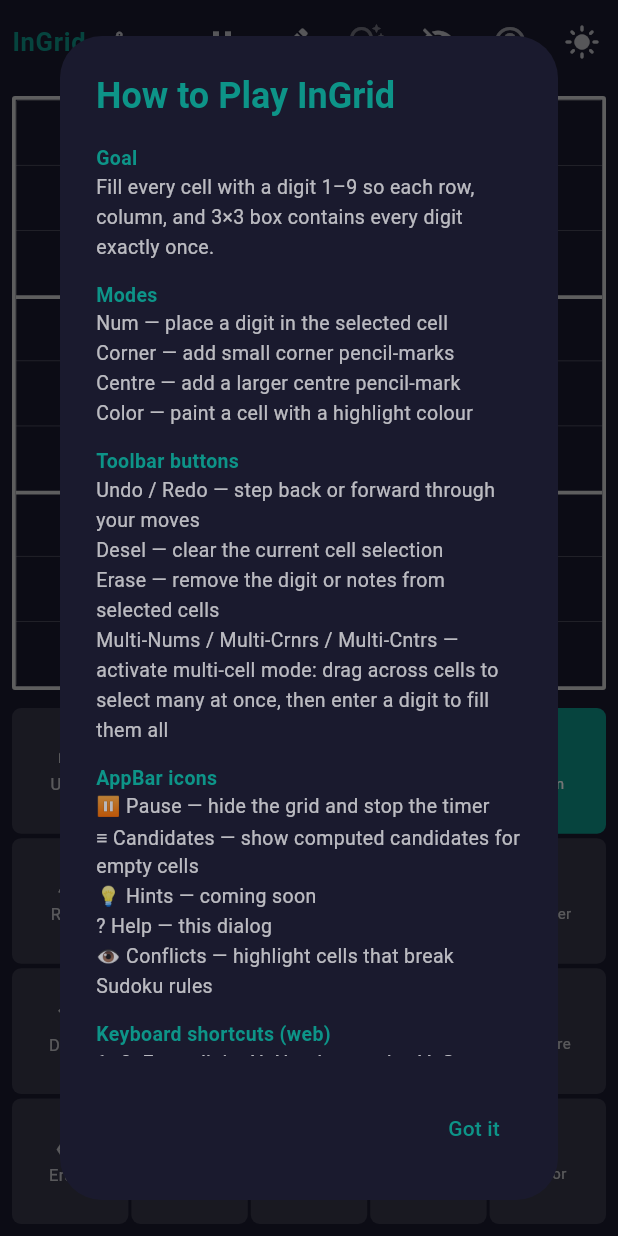
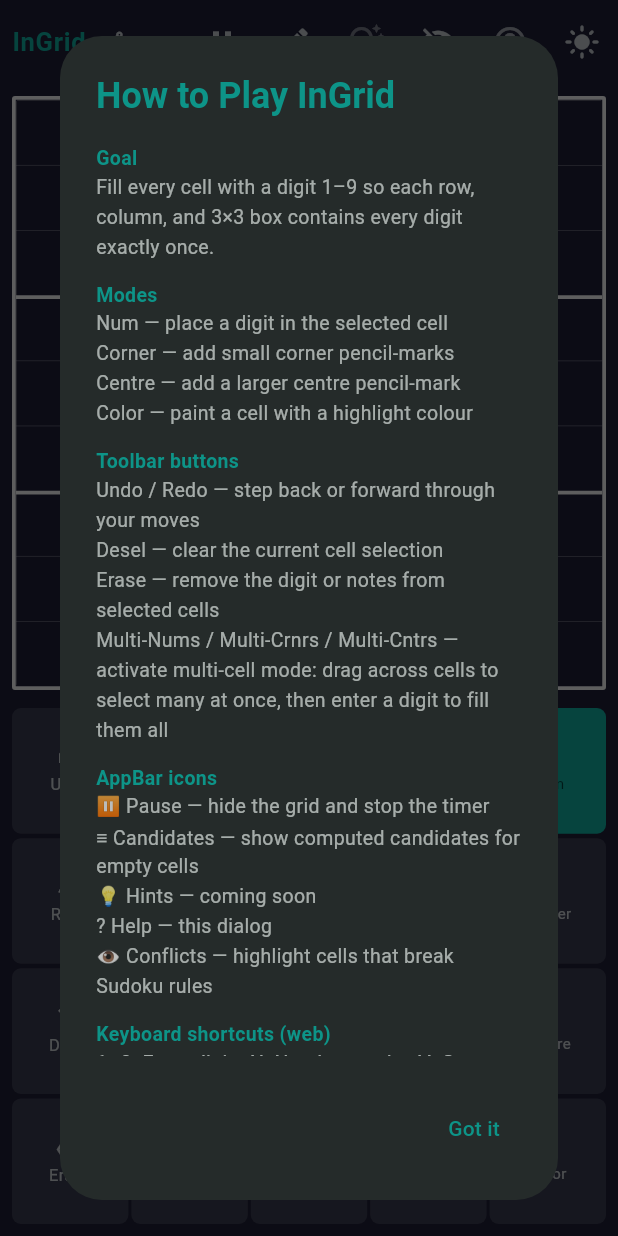
Before and after one commit to NVME-git/InGrid, a Flutter app: the GameScreen screen opened by its route, after a tap on the "help outline" icon, on a phone screen of 412 x 824 dp. Run offline on Flutter 3.47's test engine with Material 3 defaults, Android fonts, the phone set to English and light mode, and no system bars; our stand-ins replace flutter_riverpod, go_router, shared_preferences; accounts and stored records are empty.

Commit message:
fix: theme-aware colors on game screen, toolbar, and grid — dark/light toggle now works
Co-authored-by: NVME-git <30406909+NVME-git@users.noreply.github.com>
Agent-Logs-Url: https://github.com/NVME-git/InGrid/sessions/befdf723-ab65-476a-ad21-870dc484190f

```diff
--- a/lib/features/game/game_screen.dart
+++ b/lib/features/game/game_screen.dart
@@ -56,11 +56,12 @@ class _GameScreenState extends ConsumerState<GameScreen> {
   void _showHelpDialog(BuildContext context) {
     showDialog<void>(
       context: context,
-      builder: (ctx) => AlertDialog(
-        backgroundColor: const Color(0xFF1A1A2E),
-        title: const Text(
+      builder: (ctx) {
+        final teal = const Color(0xFF0D9488);
+        return AlertDialog(
+          title: Text(
             'How to Play InGrid',
-          style: TextStyle(color: Color(0xFF0D9488), fontWeight: FontWeight.bold),
+            style: TextStyle(color: teal, fontWeight: FontWeight.bold),
           ),
           content: const SingleChildScrollView(
             child: _HelpContent(),
@@ -68,10 +69,11 @@ class _GameScreenState extends ConsumerState<GameScreen> {
           actions: [
             TextButton(
               onPressed: () => Navigator.of(ctx).pop(),
-            child: const Text('Got it', style: TextStyle(color: Color(0xFF0D9488))),
+              child: Text('Got it', style: TextStyle(color: teal)),
             ),
           ],
-      ),
+        );
+      },
     );
   }
 
@@ -181,10 +183,7 @@ class _GameScreenState extends ConsumerState<GameScreen> {
         MediaQuery.of(context).orientation == Orientation.landscape;
 
     return Scaffold(
-      backgroundColor: const Color(0xFF1A1A2E),
       appBar: AppBar(
-        backgroundColor: const Color(0xFF1A1A2E),
-        foregroundColor: Colors.white,
         leadingWidth: 108,
         leading: Row(
           mainAxisSize: MainAxisSize.min,
@@ -207,7 +206,8 @@ class _GameScreenState extends ConsumerState<GameScreen> {
               width: 36,
               height: 36,
               child: IconButton(
-                icon: const Icon(Icons.share_outlined, size: 17, color: Colors.white70),
+                icon: Icon(Icons.share_outlined, size: 17,
+                    color: Theme.of(context).colorScheme.onSurface.withValues(alpha: 0.7)),
                 tooltip: 'Copy board to clipboard',
                 onPressed: _shareBoard,
                 padding: EdgeInsets.zero,
@@ -228,7 +228,7 @@ class _GameScreenState extends ConsumerState<GameScreen> {
           IconButton(
             icon: Icon(
               game.isPaused ? Icons.play_arrow : Icons.pause,
-              color: Colors.white70,
+              color: Theme.of(context).colorScheme.onSurface.withValues(alpha: 0.7),
             ),
             tooltip: game.isPaused ? 'Resume' : 'Pause',
             onPressed: notifier.togglePause,
@@ -239,7 +239,7 @@ class _GameScreenState extends ConsumerState<GameScreen> {
               Icons.edit_outlined,
               color: game.autoCandidates
                   ? const Color(0xFF0D9488)
-                  : Colors.white70,
+                  : Theme.of(context).colorScheme.onSurface.withValues(alpha: 0.7),
             ),
             tooltip: game.autoCandidates
                 ? 'Hide auto candidates'
@@ -248,7 +248,8 @@ class _GameScreenState extends ConsumerState<GameScreen> {
           ),
           // Hints (non-functional placeholder for future feature)
           IconButton(
-            icon: const Icon(Icons.tips_and_updates_outlined, color: Colors.white38),
+            icon: Icon(Icons.tips_and_updates_outlined,
+                color: Theme.of(context).colorScheme.onSurface.withValues(alpha: 0.38)),
             tooltip: 'Hints (coming soon)',
             onPressed: () {
               ScaffoldMessenger.of(context).showSnackBar(
@@ -263,7 +264,7 @@ class _GameScreenState extends ConsumerState<GameScreen> {
           IconButton(
             icon: Icon(
               game.showConflicts ? Icons.visibility : Icons.visibility_off,
-              color: Colors.white70,
+              color: Theme.of(context).colorScheme.onSurface.withValues(alpha: 0.7),
             ),
             tooltip: 'Toggle conflict highlights',
             onPressed: notifier.toggleConflicts,
@@ -273,7 +274,7 @@ class _GameScreenState extends ConsumerState<GameScreen> {
             IconButton(
               icon: Icon(
                 _toolbarOnRight ? Icons.border_right : Icons.border_left,
-                color: Colors.white70,
+                color: Theme.of(context).colorScheme.onSurface.withValues(alpha: 0.7),
               ),
               tooltip: _toolbarOnRight
                   ? 'Move controls to left'
@@ -282,7 +283,8 @@ class _GameScreenState extends ConsumerState<GameScreen> {
             ),
           // Help / how to play
           IconButton(
-            icon: const Icon(Icons.help_outline, color: Colors.white54),
+            icon: Icon(Icons.help_outline,
+                color: Theme.of(context).colorScheme.onSurface.withValues(alpha: 0.54)),
             tooltip: 'How to play',
             onPressed: () => _showHelpDialog(context),
           ),
@@ -292,7 +294,7 @@ class _GameScreenState extends ConsumerState<GameScreen> {
               ref.watch(themeProvider) == ThemeMode.dark
                   ? Icons.light_mode
                   : Icons.dark_mode,
-              color: Colors.white70,
+              color: Theme.of(context).colorScheme.onSurface.withValues(alpha: 0.7),
             ),
             tooltip: ref.watch(themeProvider) == ThemeMode.dark
                 ? 'Switch to light mode'
@@ -403,17 +405,19 @@ class _PauseOverlay extends StatelessWidget {
 
   @override
   Widget build(BuildContext context) {
+    final bg = Theme.of(context).scaffoldBackgroundColor.withValues(alpha: 0.93);
+    final fg = Theme.of(context).colorScheme.onSurface.withValues(alpha: 0.54);
     return Container(
-      color: const Color(0xEE1A1A2E),
+      color: bg,
       alignment: Alignment.center,
-      child: const Column(
+      child: Column(
         mainAxisSize: MainAxisSize.min,
         children: [
-          Icon(Icons.pause_circle_outline, size: 72, color: Colors.white54),
-          SizedBox(height: 12),
+          Icon(Icons.pause_circle_outline, size: 72, color: fg),
+          const SizedBox(height: 12),
           Text(
             'Paused',
-            style: TextStyle(fontSize: 28, color: Colors.white54),
+            style: TextStyle(fontSize: 28, color: fg),
           ),
         ],
       ),
@@ -433,24 +437,25 @@ class _CompletionOverlay extends StatelessWidget {
 
   @override
   Widget build(BuildContext context) {
+    final onSurface = Theme.of(context).colorScheme.onSurface;
     return Center(
       child: Column(
         mainAxisAlignment: MainAxisAlignment.center,
         children: [
           const Icon(Icons.check_circle, color: Color(0xFF0D9488), size: 80),
           const SizedBox(height: 16),
-          const Text(
+          Text(
             'Puzzle Complete!',
             style: TextStyle(
               fontSize: 28,
               fontWeight: FontWeight.bold,
-              color: Colors.white,
+              color: onSurface,
             ),
           ),
           const SizedBox(height: 8),
           Text(
             'Time: ${_formatTime(elapsed)}',
-            style: const TextStyle(fontSize: 18, color: Colors.white70),
+            style: TextStyle(fontSize: 18, color: onSurface.withValues(alpha: 0.7)),
           ),
         ],
       ),
@@ -465,7 +470,8 @@ class _HelpContent extends StatelessWidget {
 
   @override
   Widget build(BuildContext context) {
-    const ts = TextStyle(color: Colors.white70, fontSize: 13, height: 1.5);
+    final bodyColor = Theme.of(context).colorScheme.onSurface.withValues(alpha: 0.7);
+    final ts = TextStyle(color: bodyColor, fontSize: 13, height: 1.5);
     const ths = TextStyle(
       color: Color(0xFF0D9488),
       fontSize: 13,
@@ -474,20 +480,20 @@ class _HelpContent extends StatelessWidget {
 
     return Column(
       crossAxisAlignment: CrossAxisAlignment.start,
-      children: const [
+      children: [
         Text('Goal', style: ths),
         Text(
           'Fill every cell with a digit 1–9 so each row, column, and '
           '3×3 box contains every digit exactly once.',
           style: ts,
         ),
-        SizedBox(height: 12),
+        const SizedBox(height: 12),
         Text('Modes', style: ths),
         Text('Num — place a digit in the selected cell', style: ts),
         Text('Corner — add small corner pencil-marks', style: ts),
         Text('Centre — add a larger centre pencil-mark', style: ts),
         Text('Color — paint a cell with a highlight colour', style: ts),
-        SizedBox(height: 12),
+        const SizedBox(height: 12),
         Text('Toolbar buttons', style: ths),
         Text('Undo / Redo — step back or forward through your moves', style: ts),
         Text('Desel — clear the current cell selection', style: ts),
@@ -495,19 +501,19 @@ class _HelpContent extends StatelessWidget {
         Text('Multi-Nums / Multi-Crnrs / Multi-Cntrs — activate multi-cell '
             'mode: drag across cells to select many at once, then enter a digit '
             'to fill them all', style: ts),
-        SizedBox(height: 12),
+        const SizedBox(height: 12),
         Text('AppBar icons', style: ths),
         Text('⏸ Pause — hide the grid and stop the timer', style: ts),
         Text('≡ Candidates — show computed candidates for empty cells', style: ts),
         Text('💡 Hints — coming soon', style: ts),
         Text('? Help — this dialog', style: ts),
         Text('👁 Conflicts — highlight cells that break Sudoku rules', style: ts),
-        SizedBox(height: 12),
+        const SizedBox(height: 12),
         Text('Keyboard shortcuts (web)', style: ths),
         Text('1–9  Enter digit   N  Number mode   V  Corner mode   C  Centre mode', style: ts),
         Text('M  Toggle multi-select   Z  Undo   Y  Redo   P  Pause', style: ts),
         Text('Delete / Backspace  Erase   Escape  Deselect all', style: ts),
-        SizedBox(height: 12),
+        const SizedBox(height: 12),
         Text('Long-press a digit button', style: ths),
         Text(
           'If writable cells are selected: fills them with that digit '
--- a/lib/features/game/widgets/digit_toolbar.dart
+++ b/lib/features/game/widgets/digit_toolbar.dart
@@ -181,7 +181,9 @@ class _Btn extends StatelessWidget {
         constraints: const BoxConstraints(minHeight: 40),
         alignment: Alignment.center,
         decoration: BoxDecoration(
-          color: active ? const Color(0xFF0D9488) : Colors.white12,
+          color: active
+              ? const Color(0xFF0D9488)
+              : Theme.of(context).colorScheme.onSurface.withValues(alpha: 0.12),
           borderRadius: BorderRadius.circular(6),
         ),
         child: child,
@@ -222,14 +224,18 @@ class _DigitBtn extends StatelessWidget {
             style: TextStyle(
               fontSize: 18,
               fontWeight: FontWeight.bold,
-              color: effectivelyDisabled ? Colors.white24 : Colors.white,
+              color: effectivelyDisabled
+                  ? Theme.of(context).colorScheme.onSurface.withValues(alpha: 0.24)
+                  : Theme.of(context).colorScheme.onSurface,
             ),
           ),
           Text(
             '$remaining',
             style: TextStyle(
               fontSize: 10,
-              color: effectivelyDisabled ? Colors.white24 : Colors.white54,
+              color: effectivelyDisabled
+                  ? Theme.of(context).colorScheme.onSurface.withValues(alpha: 0.24)
+                  : Theme.of(context).colorScheme.onSurface.withValues(alpha: 0.54),
             ),
           ),
         ],
@@ -260,13 +266,19 @@ class _ModeBtn extends StatelessWidget {
       child: Column(
         mainAxisSize: MainAxisSize.min,
         children: [
-          Icon(icon, size: 16, color: active ? Colors.white : Colors.white70),
+          Icon(icon, size: 16,
+              color: active
+                  ? Theme.of(context).colorScheme.onPrimary
+                  : Theme.of(context).colorScheme.onSurface.withValues(alpha: 0.7)),
           Text(
             label,
             maxLines: 1,
             overflow: TextOverflow.ellipsis,
             style: TextStyle(
-                fontSize: 10, color: active ? Colors.white : Colors.white70),
+                fontSize: 10,
+                color: active
+                    ? Theme.of(context).colorScheme.onPrimary
+                    : Theme.of(context).colorScheme.onSurface.withValues(alpha: 0.7)),
           ),
         ],
       ),
@@ -290,9 +302,12 @@ class _ActionBtn extends StatelessWidget {
       child: Column(
         mainAxisSize: MainAxisSize.min,
         children: [
-          Icon(icon, size: 18, color: Colors.white70),
+          Icon(icon, size: 18,
+              color: Theme.of(context).colorScheme.onSurface.withValues(alpha: 0.7)),
           Text(label,
-              style: const TextStyle(fontSize: 11, color: Colors.white70)),
+              style: TextStyle(
+                  fontSize: 11,
+                  color: Theme.of(context).colorScheme.onSurface.withValues(alpha: 0.7))),
         ],
       ),
     );
@@ -322,7 +337,9 @@ class _ColorPickerRow extends StatelessWidget {
                 color: Color(kHighlightColors[i]),
                 shape: BoxShape.circle,
                 border: selectedIndex == i
-                    ? Border.all(color: Colors.white, width: 2)
+                    ? Border.all(
+                        color: Theme.of(context).colorScheme.onSurface,
+                        width: 2)
                     : null,
               ),
             ),
@@ -334,10 +351,12 @@ class _ColorPickerRow extends StatelessWidget {
             width: 24,
             height: 24,
             decoration: BoxDecoration(
-              color: Colors.white24,
+              color: Theme.of(context).colorScheme.onSurface.withValues(alpha: 0.24),
               shape: BoxShape.circle,
               border: selectedIndex == -1
-                  ? Border.all(color: Colors.white, width: 2)
+                  ? Border.all(
+                      color: Theme.of(context).colorScheme.onSurface,
+                      width: 2)
                   : null,
             ),
             child: const Center(
--- a/lib/features/game/widgets/sudoku_grid.dart
+++ b/lib/features/game/widgets/sudoku_grid.dart
@@ -269,19 +269,20 @@ class _SudokuCell extends StatelessWidget {
                 top: BorderSide(color: _topC(row), width: _topW(row)),
               ),
             ),
-            child: _buildCellContent(cellSize),
+            child: _buildCellContent(ctx, cellSize),
           );
         }),
       ),
     );
   }
 
-  Widget _buildCellContent(double cellSize) {
+  Widget _buildCellContent(BuildContext context, double cellSize) {
     // Corner-note font: ~21% of cell width (each note sits in a 1/3-width slot).
     // Centre-note font: ~25% of cell width.
     // Clamp to sane min/max so tiny cells are still readable.
     final cornerFontSize = (cellSize * 0.21).clamp(8.0, 14.0);
     final centreFontSize = (cellSize * 0.25).clamp(9.0, 16.0);
+    final onSurface = Theme.of(context).colorScheme.onSurface;
 
     if (cell.digit != null) {
       return Center(
@@ -290,7 +291,7 @@ class _SudokuCell extends StatelessWidget {
           style: TextStyle(
             fontSize: 20,
             fontWeight: cell.isGiven ? FontWeight.bold : FontWeight.normal,
-            color: cell.isGiven ? Colors.white : const Color(0xFF0D9488),
+            color: cell.isGiven ? onSurface : const Color(0xFF0D9488),
           ),
         ),
       );
@@ -316,14 +317,19 @@ class _SudokuCell extends StatelessWidget {
             _CornerNotes(
                 notes: autoCandidateNotes!,
                 fontSize: cornerFontSize,
-                textColor: Colors.white30)
+                textColor: onSurface.withValues(alpha: 0.30))
           else if (cell.cornerNotes.isNotEmpty)
-            _CornerNotes(notes: cell.cornerNotes, fontSize: cornerFontSize),
+            _CornerNotes(
+                notes: cell.cornerNotes,
+                fontSize: cornerFontSize,
+                textColor: onSurface.withValues(alpha: 0.54)),
           if (cell.centreNotes.isNotEmpty && !hasAutoNotes)
             Center(
               child: Text(
                 (cell.centreNotes.toList()..sort()).join(),
-                style: TextStyle(fontSize: centreFontSize, color: Colors.white70),
+                style: TextStyle(
+                    fontSize: centreFontSize,
+                    color: onSurface.withValues(alpha: 0.7)),
               ),
             ),
           // Flash: briefly show the rejected digit in red
@@ -392,7 +398,7 @@ class _CornerNotes extends StatelessWidget {
   final double fontSize;
   const _CornerNotes({
     required this.notes,
-    this.textColor = Colors.white54,
+    required this.textColor,
     this.fontSize = 8,
   });
 
```
Lines whose indentation alone changed are shown as unchanged.
